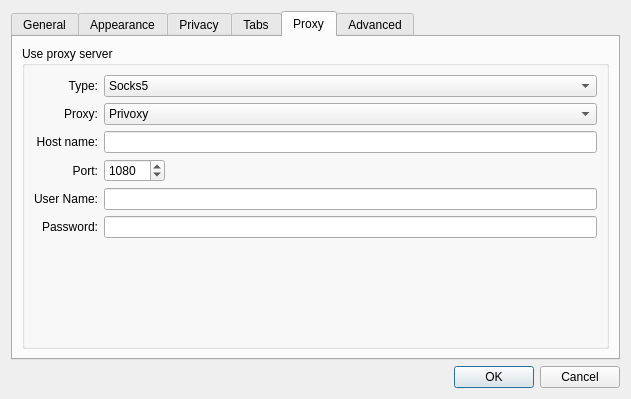
Qt form src/settings.ui (bingal/torora) before a commit.
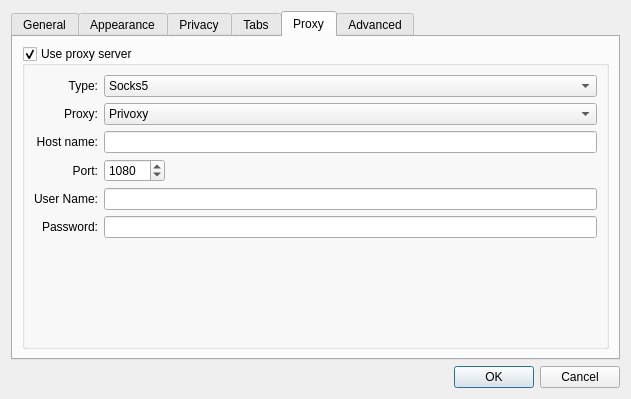
The same form after that commit. The open tabs and pages were chosen to show the change.

Patch:
```diff
--- a/src/settings.ui
+++ b/src/settings.ui
@@ -577,7 +577,7 @@
           <string>Use proxy server</string>
          </property>
          <property name="checkable" >
-          <bool>false</bool>
+          <bool>true</bool>
          </property>
          <layout class="QGridLayout" name="gridLayout_5" >
           <item row="0" column="0" >
```
Left out of the diff: 4 changed lines with no effect on the pictures.
